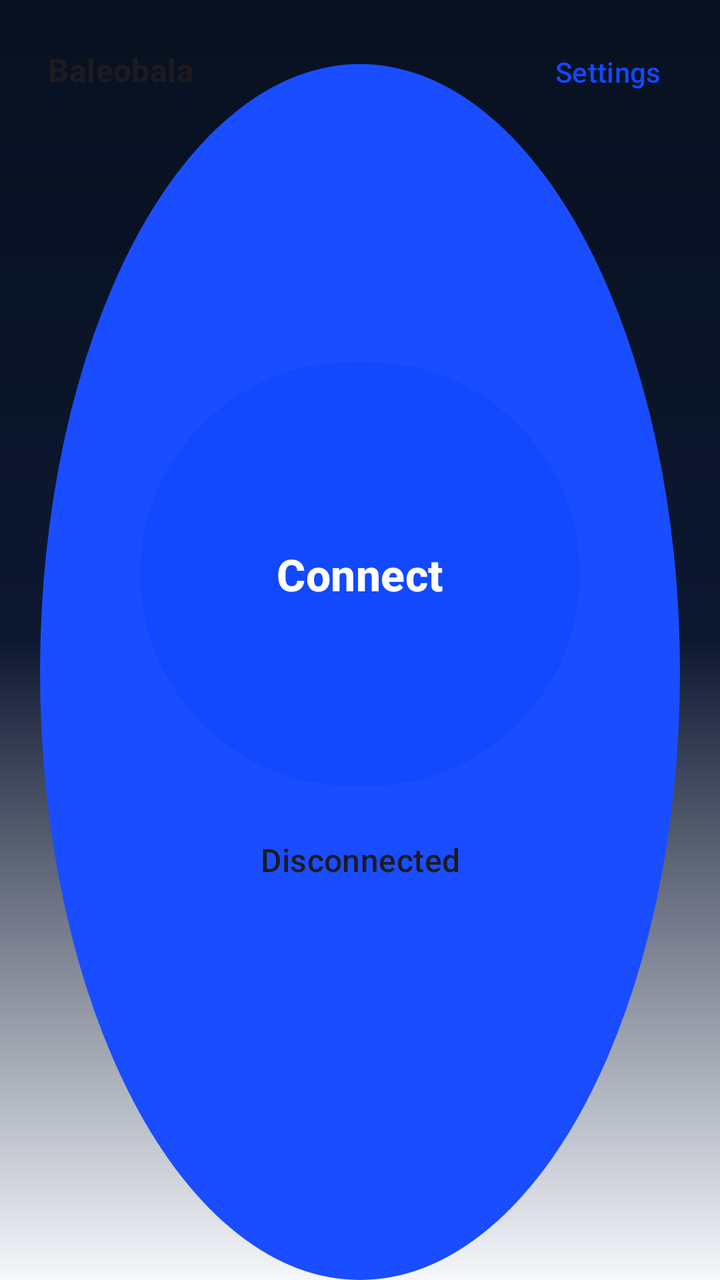
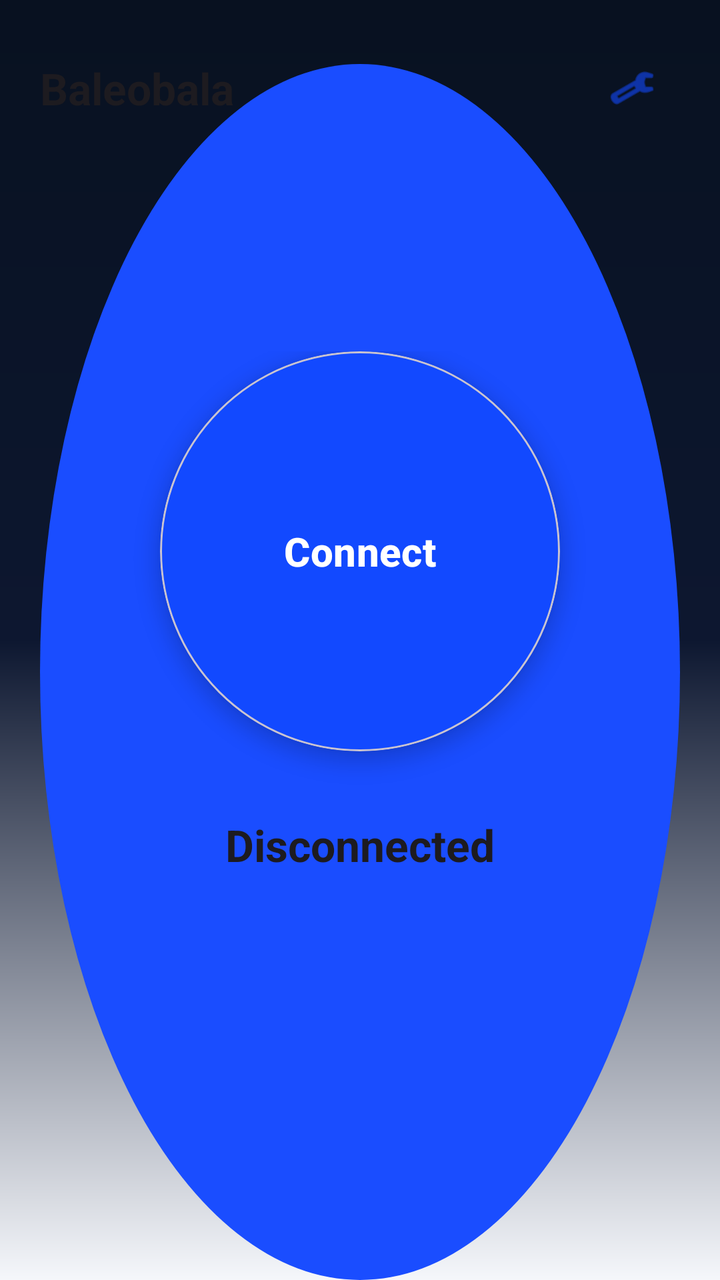

Screens rendered from an Android XML layout before and after an edit, with the pre-edit source and the edit as a unified diff.
<!-- AndroidManifest.xml: application theme Theme.BaleobalaVpn -->
<!-- res/layout/activity_main.xml -->
<?xml version="1.0" encoding="utf-8"?>
<androidx.constraintlayout.widget.ConstraintLayout
    xmlns:android="http://schemas.android.com/apk/res/android"
    xmlns:app="http://schemas.android.com/apk/res-auto"
    android:id="@+id/logScroll"
    android:layout_width="match_parent"
    android:layout_height="match_parent"
    android:background="@drawable/bg_dashboard"
    android:fitsSystemWindows="true">

    
    <TextView
        android:id="@+id/titleText"
        android:layout_width="wrap_content"
        android:layout_height="wrap_content"
        android:layout_marginStart="24dp"
        android:layout_marginTop="24dp"
        android:text="@string/dashboard_title"
        android:textAppearance="?attr/textAppearanceTitleMedium"
        android:textStyle="bold"
        app:layout_constraintStart_toStartOf="parent"
        app:layout_constraintTop_toTopOf="parent" />

    <Button
        android:id="@+id/settingsButton"
        style="@style/Widget.Material3.Button.TextButton"
        android:layout_width="wrap_content"
        android:layout_height="wrap_content"
        android:layout_marginEnd="12dp"
        android:layout_marginTop="12dp"
        android:text="@string/dashboard_settings"
        app:layout_constraintEnd_toEndOf="parent"
        app:layout_constraintTop_toTopOf="parent" />

    
    <Button
        android:id="@+id/toggleButton"
        android:layout_width="220dp"
        android:layout_height="220dp"
        android:text="@string/connect"
        android:textSize="22sp"
        android:textStyle="bold"
        app:cornerRadius="110dp"
        app:layout_constraintBottom_toTopOf="@id/statusText"
        app:layout_constraintEnd_toEndOf="parent"
        app:layout_constraintStart_toStartOf="parent"
        app:layout_constraintTop_toTopOf="parent"
        app:layout_constraintVertical_chainStyle="packed" />

    <TextView
        android:id="@+id/statusText"
        android:layout_width="wrap_content"
        android:layout_height="wrap_content"
        android:layout_marginTop="22dp"
        android:gravity="center"
        android:text="@string/status_disconnected"
        android:textAppearance="?attr/textAppearanceTitleMedium"
        app:layout_constraintBottom_toTopOf="@id/authStatus"
        app:layout_constraintEnd_toEndOf="parent"
        app:layout_constraintStart_toStartOf="parent"
        app:layout_constraintTop_toBottomOf="@id/toggleButton" />

    <TextView
        android:id="@+id/authStatus"
        android:layout_width="wrap_content"
        android:layout_height="wrap_content"
        android:layout_marginTop="6dp"
        android:gravity="center"
        android:textAppearance="?attr/textAppearanceBodySmall"
        android:textColor="?attr/colorOnSurfaceVariant"
        app:layout_constraintBottom_toBottomOf="parent"
        app:layout_constraintEnd_toEndOf="parent"
        app:layout_constraintStart_toStartOf="parent"
        app:layout_constraintTop_toBottomOf="@id/statusText" />

    
    <Button
        android:id="@+id/signOutButton"
        style="@style/Widget.Material3.Button.TextButton"
        android:layout_width="wrap_content"
        android:layout_height="wrap_content"
        android:layout_marginBottom="20dp"
        android:text="@string/login_sign_out"
        android:visibility="gone"
        app:layout_constraintBottom_toBottomOf="parent"
        app:layout_constraintEnd_toEndOf="parent"
        app:layout_constraintStart_toStartOf="parent" />

    
    <com.google.android.material.chip.Chip
        android:id="@+id/connectionPill"
        android:layout_width="0dp"
        android:layout_height="0dp"
        android:visibility="gone"
        android:text="@string/dashboard_pill_disconnected"
        app:layout_constraintStart_toStartOf="parent"
        app:layout_constraintTop_toTopOf="parent" />

    <TextView
        android:id="@+id/carrierText"
        android:layout_width="0dp"
        android:layout_height="0dp"
        android:visibility="gone"
        android:text="@string/dashboard_carrier_auto"
        app:layout_constraintStart_toStartOf="parent"
        app:layout_constraintTop_toTopOf="parent" />

    <TextView
        android:id="@+id/quickActionSecondary"
        android:layout_width="0dp"
        android:layout_height="0dp"
        android:visibility="gone"
        app:layout_constraintStart_toStartOf="parent"
        app:layout_constraintTop_toTopOf="parent" />

    <View
        android:id="@+id/detailsGroup"
        android:layout_width="0dp"
        android:layout_height="0dp"
        android:visibility="gone"
        app:layout_constraintStart_toStartOf="parent"
        app:layout_constraintTop_toTopOf="parent" />

    <TextView
        android:id="@+id/logText"
        android:layout_width="0dp"
        android:layout_height="0dp"
        android:visibility="gone"
        app:layout_constraintStart_toStartOf="parent"
        app:layout_constraintTop_toTopOf="parent" />
</androidx.constraintlayout.widget.ConstraintLayout>
<!-- resources referenced by this layout -->
<resources>
  <!-- drawable bg_dashboard (drawable) -->
  <?xml version="1.0" encoding="utf-8"?>
  <layer-list xmlns:android="http://schemas.android.com/apk/res/android">
      <item>
          <shape android:shape="rectangle">
              <gradient
                  android:angle="270"
                  android:startColor="#081120"
                  android:centerColor="#0D1730"
                  android:endColor="#F5F7FB"
                  android:type="linear" />
          </shape>
      </item>
      <item android:top="32dp" android:left="20dp" android:right="20dp">
          <shape android:shape="oval">
              <size android:width="120dp" android:height="120dp" />
              <solid android:color="#1A4DFF" />
          </shape>
      </item>
  </layer-list>
  <string name="connect">Connect</string>
  <string name="dashboard_carrier_auto">Auto-select best carrier</string>
  <string name="dashboard_pill_disconnected">Tunnel off</string>
  <string name="dashboard_settings">Settings</string>
  <string name="dashboard_title">Baleobala</string>
  <string name="login_sign_out">Sign out</string>
  <string name="status_disconnected">Disconnected</string>
  <style name="Theme.BaleobalaVpn" parent="Theme.Material3.DayNight.NoActionBar">
          <item name="colorPrimary">#1249FF</item>
          <item name="colorPrimaryContainer">#DDE5FF</item>
          <item name="colorSecondary">#0F766E</item>
          <item name="colorTertiary">#F59E0B</item>
          <item name="android:statusBarColor">#0B1020</item>
          <item name="android:navigationBarColor">#0B1020</item>
      </style>
</resources>

<!-- the commit's change to res/layout/activity_main.xml (unified diff, before → after) -->
@@ -1,6 +1,5 @@
 <?xml version="1.0" encoding="utf-8"?>
-<androidx.constraintlayout.widget.ConstraintLayout
-    xmlns:android="http://schemas.android.com/apk/res/android"
+<FrameLayout xmlns:android="http://schemas.android.com/apk/res/android"
     xmlns:app="http://schemas.android.com/apk/res-auto"
     android:id="@+id/logScroll"
     android:layout_width="match_parent"
@@ -9,69 +8,88 @@
     android:fitsSystemWindows="true">
 
     
-    <TextView
-        android:id="@+id/titleText"
-        android:layout_width="wrap_content"
+    <androidx.constraintlayout.widget.ConstraintLayout
+        android:layout_width="match_parent"
         android:layout_height="wrap_content"
-        android:layout_marginStart="24dp"
-        android:layout_marginTop="24dp"
-        android:text="@string/dashboard_title"
-        android:textAppearance="?attr/textAppearanceTitleMedium"
-        android:textStyle="bold"
-        app:layout_constraintStart_toStartOf="parent"
-        app:layout_constraintTop_toTopOf="parent" />
+        android:paddingHorizontal="20dp"
+        android:paddingTop="20dp">
 
-    <Button
-        android:id="@+id/settingsButton"
-        style="@style/Widget.Material3.Button.TextButton"
-        android:layout_width="wrap_content"
-        android:layout_height="wrap_content"
-        android:layout_marginEnd="12dp"
-        android:layout_marginTop="12dp"
-        android:text="@string/dashboard_settings"
-        app:layout_constraintEnd_toEndOf="parent"
-        app:layout_constraintTop_toTopOf="parent" />
+        <TextView
+            android:id="@+id/titleText"
+            android:layout_width="wrap_content"
+            android:layout_height="wrap_content"
+            android:text="@string/dashboard_title"
+            android:textAppearance="?attr/textAppearanceTitleLarge"
+            android:textStyle="bold"
+            app:layout_constraintStart_toStartOf="parent"
+            app:layout_constraintTop_toTopOf="parent"
+            app:layout_constraintBottom_toBottomOf="@id/settingsButton" />
+
+        <com.google.android.material.button.MaterialButton
+            android:id="@+id/settingsButton"
+            style="@style/Widget.Material3.Button.IconButton"
+            android:layout_width="48dp"
+            android:layout_height="48dp"
+            android:contentDescription="@string/dashboard_settings"
+            app:icon="@android:drawable/ic_menu_manage"
+            app:iconGravity="textStart"
+            app:iconPadding="0dp"
+            app:iconSize="24dp"
+            app:layout_constraintEnd_toEndOf="parent"
+            app:layout_constraintTop_toTopOf="parent" />
+    </androidx.constraintlayout.widget.ConstraintLayout>
 
     
-    <Button
-        android:id="@+id/toggleButton"
-        android:layout_width="220dp"
-        android:layout_height="220dp"
-        android:text="@string/connect"
-        android:textSize="22sp"
-        android:textStyle="bold"
-        app:cornerRadius="110dp"
-        app:layout_constraintBottom_toTopOf="@id/statusText"
-        app:layout_constraintEnd_toEndOf="parent"
-        app:layout_constraintStart_toStartOf="parent"
-        app:layout_constraintTop_toTopOf="parent"
-        app:layout_constraintVertical_chainStyle="packed" />
+    <LinearLayout
+        android:layout_width="match_parent"
+        android:layout_height="wrap_content"
+        android:layout_gravity="center"
+        android:orientation="vertical"
+        android:gravity="center_horizontal"
+        android:paddingHorizontal="24dp">
 
-    <TextView
-        android:id="@+id/statusText"
-        android:layout_width="wrap_content"
-        android:layout_height="wrap_content"
-        android:layout_marginTop="22dp"
-        android:gravity="center"
-        android:text="@string/status_disconnected"
-        android:textAppearance="?attr/textAppearanceTitleMedium"
-        app:layout_constraintBottom_toTopOf="@id/authStatus"
-        app:layout_constraintEnd_toEndOf="parent"
-        app:layout_constraintStart_toStartOf="parent"
-        app:layout_constraintTop_toBottomOf="@id/toggleButton" />
+        <com.google.android.material.card.MaterialCardView
+            android:id="@+id/toggleCard"
+            android:layout_width="200dp"
+            android:layout_height="200dp"
+            app:cardCornerRadius="100dp"
+            app:cardElevation="6dp"
+            app:cardBackgroundColor="?attr/colorPrimary"
+            android:clickable="true"
+            android:focusable="true"
+            android:foreground="?attr/selectableItemBackgroundBorderless">
 
-    <TextView
-        android:id="@+id/authStatus"
-        android:layout_width="wrap_content"
-        android:layout_height="wrap_content"
-        android:layout_marginTop="6dp"
-        android:gravity="center"
-        android:textAppearance="?attr/textAppearanceBodySmall"
-        android:textColor="?attr/colorOnSurfaceVariant"
-        app:layout_constraintBottom_toBottomOf="parent"
-        app:layout_constraintEnd_toEndOf="parent"
-        app:layout_constraintStart_toStartOf="parent"
-        app:layout_constraintTop_toBottomOf="@id/statusText" />
+            <Button
+                android:id="@+id/toggleButton"
+                android:layout_width="match_parent"
+                android:layout_height="match_parent"
+                android:background="@android:color/transparent"
+                android:text="@string/connect"
+                android:textColor="?attr/colorOnPrimary"
+                android:textSize="20sp"
+                android:textStyle="bold"
+                android:stateListAnimator="@null" />
+        </com.google.android.material.card.MaterialCardView>
+
+        <TextView
+            android:id="@+id/statusText"
+            android:layout_width="wrap_content"
+            android:layout_height="wrap_content"
+            android:layout_marginTop="32dp"
+            android:gravity="center"
+            android:text="@string/status_disconnected"
+            android:textAppearance="?attr/textAppearanceTitleLarge"
+            android:textStyle="bold" />
+
+        <TextView
+            android:id="@+id/authStatus"
+            android:layout_width="wrap_content"
+            android:layout_height="wrap_content"
+            android:layout_marginTop="8dp"
+            android:gravity="center"
+            android:textAppearance="?attr/textAppearanceBodyMedium"
+            android:textColor="?attr/colorOnSurfaceVariant" />
+    </LinearLayout>
 
     
     <Button
@@ -79,53 +97,20 @@
         style="@style/Widget.Material3.Button.TextButton"
         android:layout_width="wrap_content"
         android:layout_height="wrap_content"
-        android:layout_marginBottom="20dp"
+        android:layout_gravity="bottom|center_horizontal"
+        android:layout_marginBottom="24dp"
         android:text="@string/login_sign_out"
-        android:visibility="gone"
-        app:layout_constraintBottom_toBottomOf="parent"
-        app:layout_constraintEnd_toEndOf="parent"
-        app:layout_constraintStart_toStartOf="parent" />
+        android:visibility="gone" />
 
     
-    <com.google.android.material.chip.Chip
-        android:id="@+id/connectionPill"
-        android:layout_width="0dp"
-        android:layout_height="0dp"
-        android:visibility="gone"
-        android:text="@string/dashboard_pill_disconnected"
-        app:layout_constraintStart_toStartOf="parent"
-        app:layout_constraintTop_toTopOf="parent" />
-
-    <TextView
-        android:id="@+id/carrierText"
-        android:layout_width="0dp"
-        android:layout_height="0dp"
-        android:visibility="gone"
-        android:text="@string/dashboard_carrier_auto"
-        app:layout_constraintStart_toStartOf="parent"
-        app:layout_constraintTop_toTopOf="parent" />
-
-    <TextView
-        android:id="@+id/quickActionSecondary"
-        android:layout_width="0dp"
-        android:layout_height="0dp"
-        android:visibility="gone"
-        app:layout_constraintStart_toStartOf="parent"
-        app:layout_constraintTop_toTopOf="parent" />
-
-    <View
-        android:id="@+id/detailsGroup"
-        android:layout_width="0dp"
-        android:layout_height="0dp"
-        android:visibility="gone"
-        app:layout_constraintStart_toStartOf="parent"
-        app:layout_constraintTop_toTopOf="parent" />
-
-    <TextView
-        android:id="@+id/logText"
-        android:layout_width="0dp"
-        android:layout_height="0dp"
-        android:visibility="gone"
-        app:layout_constraintStart_toStartOf="parent"
-        app:layout_constraintTop_toTopOf="parent" />
-</androidx.constraintlayout.widget.ConstraintLayout>
+    <com.google.android.material.chip.Chip android:id="@+id/connectionPill"
+        android:layout_width="wrap_content" android:layout_height="wrap_content" android:visibility="gone" />
+    <TextView android:id="@+id/carrierText"
+        android:layout_width="wrap_content" android:layout_height="wrap_content" android:visibility="gone" />
+    <TextView android:id="@+id/quickActionSecondary"
+        android:layout_width="wrap_content" android:layout_height="wrap_content" android:visibility="gone" />
+    <View android:id="@+id/detailsGroup"
+        android:layout_width="0dp" android:layout_height="0dp" android:visibility="gone" />
+    <TextView android:id="@+id/logText"
+        android:layout_width="wrap_content" android:layout_height="wrap_content" android:visibility="gone" />
+</FrameLayout>
<!-- resource entries referenced after the edit -->
@@ -21,8 +21,6 @@
       </item>
   </layer-list>
   <string name="connect">Connect</string>
-  <string name="dashboard_carrier_auto">Auto-select best carrier</string>
-  <string name="dashboard_pill_disconnected">Tunnel off</string>
   <string name="dashboard_settings">Settings</string>
   <string name="dashboard_title">Baleobala</string>
   <string name="login_sign_out">Sign out</string>
